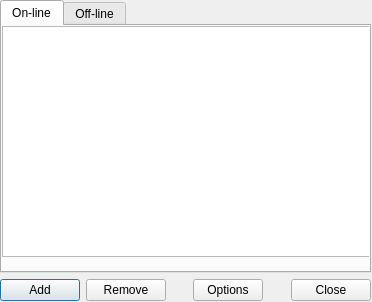
Before: the Qt Designer form ui/friends.ui in gitter-badger/simplechatclient, drawn with Qt 5.
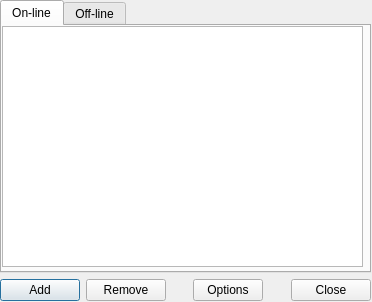
After: the same form once the commit is applied. Icons and pictures are not drawn.

The edit to the form file:
```diff
--- a/ui/friends.ui
+++ b/ui/friends.ui
@@ -53,10 +53,19 @@
          <rect>
           <x>0</x>
           <y>0</y>
-          <width>371</width>
-          <height>231</height>
+          <width>361</width>
+          <height>241</height>
          </rect>
         </property>
+        <property name="sizePolicy">
+         <sizepolicy hsizetype="Maximum" vsizetype="Maximum">
+          <horstretch>0</horstretch>
+          <verstretch>0</verstretch>
+         </sizepolicy>
+        </property>
+        <property name="editTriggers">
+         <set>QAbstractItemView::NoEditTriggers</set>
+        </property>
         <property name="sortingEnabled">
          <bool>true</bool>
         </property>
```
Left out of the diff: 13 changed lines with no effect on the pictures.
